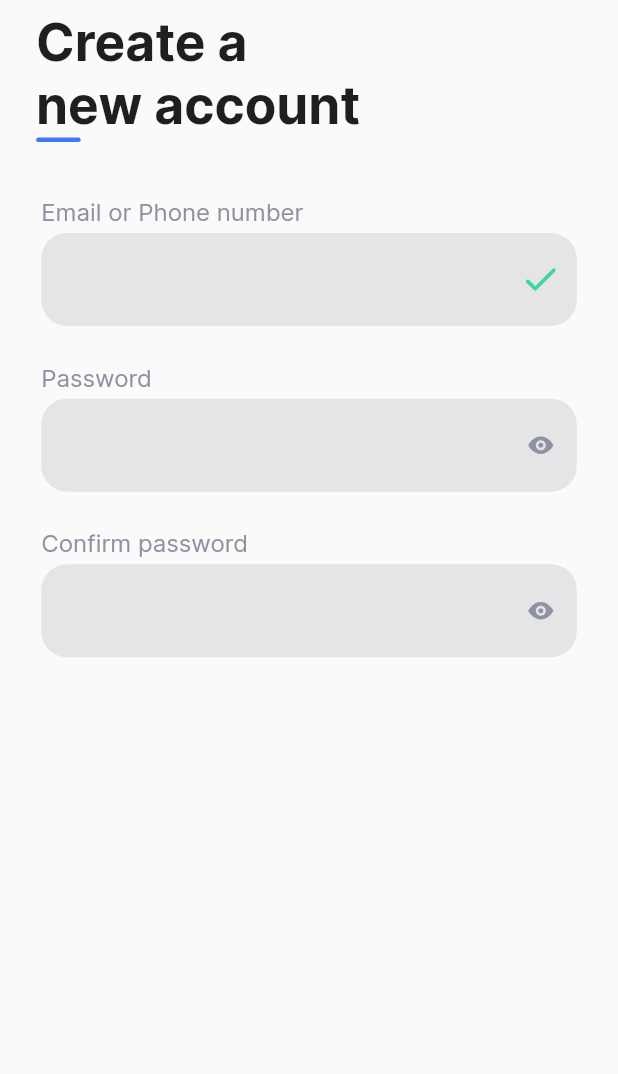
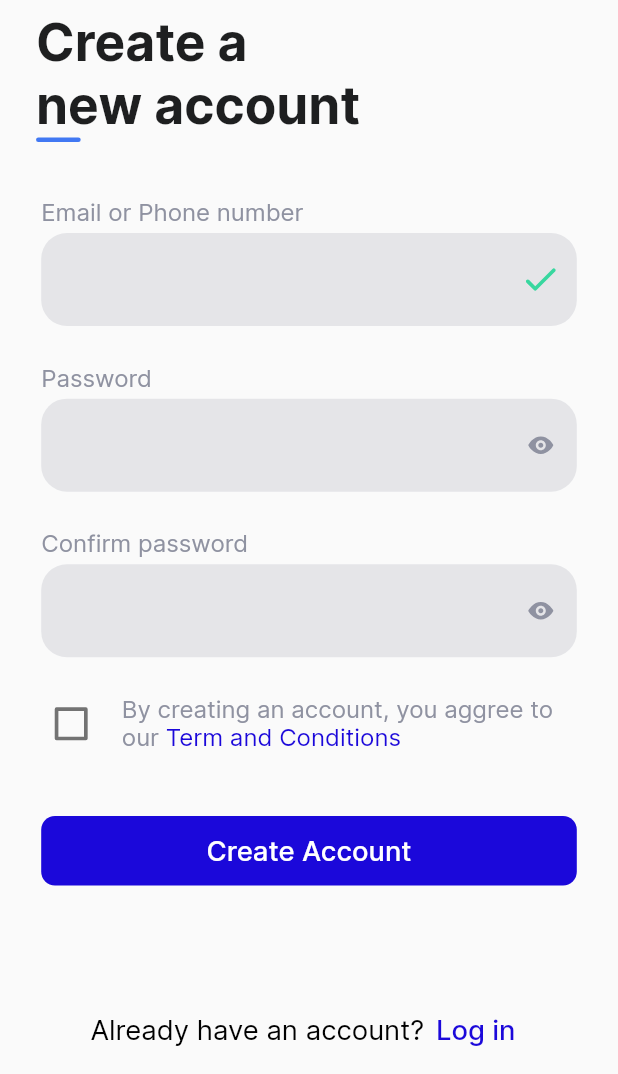
Before and after one commit to SharifboyMuminov/education_app, a Flutter app: the screen it shows after launch, after a tap on "Get Started", on a phone screen of 412 x 824 dp, the part 162-1236 px from its top. Run offline on Flutter 3.47's test engine with Material 3 defaults, Android fonts, the phone set to English and light mode, and no system bars; our stand-ins replace flutter_screenutil, flutter_svg.

Commit message:
end work sign up page

```diff
--- a/lib/screens/sign_up/sign_up_screen.dart
+++ b/lib/screens/sign_up/sign_up_screen.dart
@@ -1,4 +1,5 @@
 import 'package:education_app/screens/sign_up/widget/auth_input.dart';
+import 'package:education_app/screens/widget/global_button.dart';
 import 'package:education_app/utils/app_colors.dart';
 import 'package:education_app/utils/app_size.dart';
 import 'package:education_app/utils/app_text_style.dart';
@@ -14,10 +15,15 @@ class SignUpScreen extends StatefulWidget {
 }
 
 class _SignUpScreenState extends State<SignUpScreen> {
+  bool checkValue = false;
+  bool obscureTextPassword = false;
+  bool obscureTextConfirmPassword = false;
+
   @override
   Widget build(BuildContext context) {
     return Scaffold(
-      body: Column(
+      body: SingleChildScrollView(
+        child: Column(
           crossAxisAlignment: CrossAxisAlignment.start,
           children: [
             66.getH(),
@@ -64,23 +70,104 @@ class _SignUpScreenState extends State<SignUpScreen> {
                   ),
                   24.getH(),
                   AuthInput(
+                    obscureText: obscureTextPassword,
                     label: "Password",
                     onChanged: (String value) {},
                     iconPath: "assets/icons/eye.svg",
-                  onTabEye: () {},
+                    onTabEye: () {
+                      setState(() {
+                        obscureTextPassword = !obscureTextPassword;
+                      });
+                    },
                   ),
                   24.getH(),
                   AuthInput(
+                    obscureText: obscureTextConfirmPassword,
                     label: "Confirm password",
                     onChanged: (String value) {},
                     iconPath: "assets/icons/eye.svg",
-                  onTabEye: () {},
+                    onTabEye: () {
+                      setState(() {
+                        obscureTextConfirmPassword =
+                            !obscureTextConfirmPassword;
+                      });
+                    },
+                  ),
+                  24.getH(),
+                  Row(
+                    crossAxisAlignment: CrossAxisAlignment.start,
+                    children: [
+                      Transform.scale(
+                        scale: 1.22,
+                        child: Checkbox.adaptive(
+                          checkColor: AppColors.white,
+                          activeColor: AppColors.c1B08DA,
+                          materialTapTargetSize:
+                              MaterialTapTargetSize.shrinkWrap,
+                          value: checkValue,
+                          onChanged: (v) {
+                            setState(() {
+                              checkValue = !checkValue;
+                            });
+                          },
+                        ),
+                      ),
+                      12.getW(),
+                      Expanded(
+                        child: RichText(
+                          text: TextSpan(
+                            text: "By creating an account, you aggree to our",
+                            style: AppTextStyle.interRegular.copyWith(
+                              fontSize: 14.sp,
+                              color: AppColors.c8F92A1,
+                            ),
+                            children: [
+                              TextSpan(
+                                text: " Term and Conditions",
+                                style: AppTextStyle.interRegular.copyWith(
+                                  fontSize: 14.sp,
+                                  color: AppColors.c1B08DA,
+                                ),
+                              ),
+                            ],
+                          ),
+                        ),
+                      ),
+                    ],
+                  ),
+                  40.getH(),
+                  GlobalButton(
+                    title: "Create Account",
+                    onTab: () {},
+                  ),
+                  70.getH(),
+                  Row(
+                    mainAxisSize: MainAxisSize.min,
+                    children: [
+                      Text(
+                        "Already have an account?",
+                        style: AppTextStyle.interRegular.copyWith(
+                          fontSize: 16.sp,
+                        ),
+                      ),
+                      TextButton(
+                        onPressed: () {},
+                        child: Text(
+                          "Log in",
+                          style: AppTextStyle.interMedium.copyWith(
+                            fontSize: 16.sp,
+                            color: AppColors.c1B08DA,
+                          ),
+                        ),
+                      ),
+                    ],
                   ),
                 ],
               ),
             ),
           ],
         ),
+      ),
     );
   }
 }
--- a/lib/screens/sign_up/widget/auth_input.dart
+++ b/lib/screens/sign_up/widget/auth_input.dart
@@ -12,12 +12,14 @@ class AuthInput extends StatelessWidget {
     required this.onChanged,
     required this.iconPath,
     this.onTabEye,
+    this.obscureText = false,
   });
 
   final String label;
   final ValueChanged<String> onChanged;
   final String iconPath;
   final VoidCallback? onTabEye;
+  final bool obscureText;
 
   @override
   Widget build(BuildContext context) {
@@ -33,6 +35,7 @@ class AuthInput extends StatelessWidget {
         ),
         5.getH(),
         TextFormField(
+          obscureText: obscureText,
           style: AppTextStyle.interMedium.copyWith(
             fontSize: 16.sp,
             color: AppColors.c030319,
--- a/lib/screens/widget/global_button.dart
+++ b/lib/screens/widget/global_button.dart
@@ -16,7 +16,7 @@ class GlobalButton extends StatelessWidget {
       width: double.infinity,
       child: TextButton(
         style: TextButton.styleFrom(
-          padding: EdgeInsets.symmetric(vertical: 10.he),
+          padding: EdgeInsets.symmetric(vertical: 12.he),
           backgroundColor: AppColors.c1B08DA,
           shape: RoundedRectangleBorder(
             borderRadius: BorderRadius.circular(8.r),
```
Lines whose indentation alone changed are shown as unchanged.
